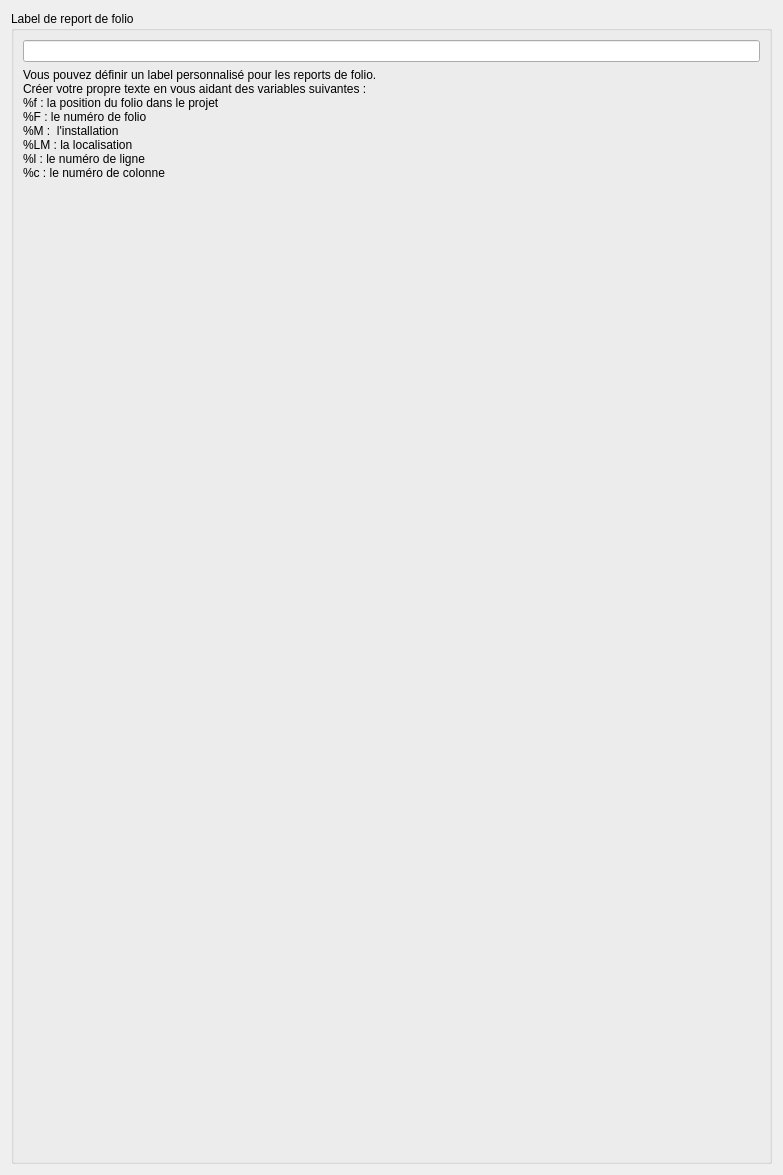
qelectrotech/qelectrotech-source-mirror, file sources/ui/reportpropertiewidget.ui: the form before one commit.
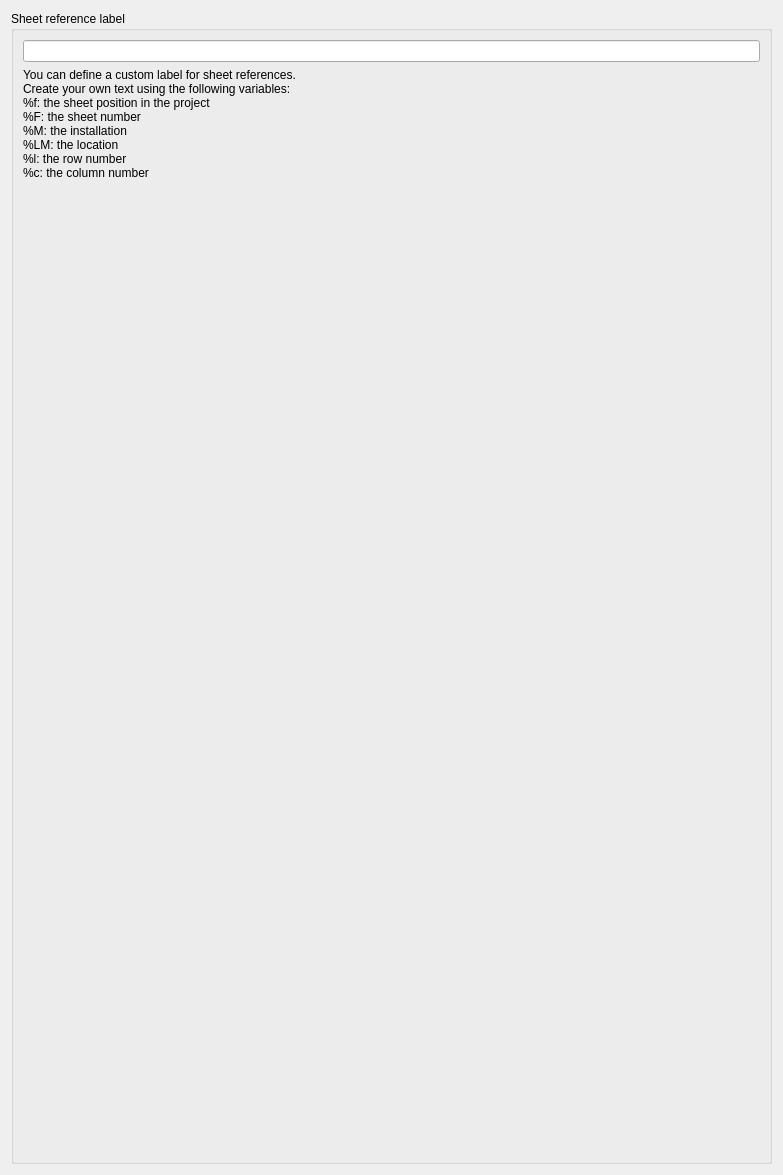
The form after the commit.

What changed in the file:
```diff
--- a/sources/ui/reportpropertiewidget.ui
+++ b/sources/ui/reportpropertiewidget.ui
@@ -17,7 +17,7 @@
    <item>
     <widget class="QGroupBox" name="report_label_gb">
      <property name="title">
-      <string>Label de report de folio</string>
+      <string>Sheet reference label</string>
      </property>
      <layout class="QVBoxLayout" name="verticalLayout_2">
       <item>
@@ -32,14 +32,14 @@
         <item>
          <widget class="QLabel" name="label_">
           <property name="text">
-           <string>Vous pouvez définir un label personnalisé pour les reports de folio.
-Créer votre propre texte en vous aidant des variables suivantes :
-%f : la position du folio dans le projet 
-%F : le numéro de folio
-%M :  l'installation
-%LM : la localisation
-%l : le numéro de ligne
-%c : le numéro de colonne</string>
+           <string>You can define a custom label for sheet references.
+Create your own text using the following variables:
+%f: the sheet position in the project
+%F: the sheet number
+%M: the installation
+%LM: the location
+%l: the row number
+%c: the column number</string>
           </property>
           <property name="scaledContents">
            <bool>false</bool>
```
